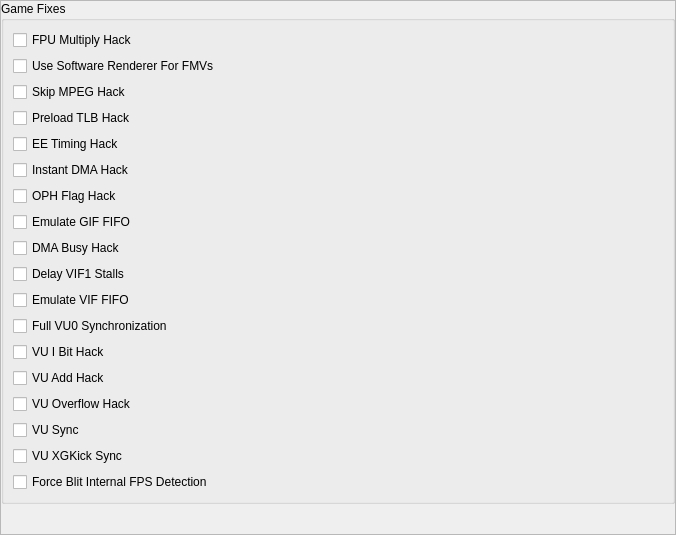
Old version of the form pcsx2-qt/Settings/GameFixSettingsWidget.ui in the repository PCSX2/pcsx2.
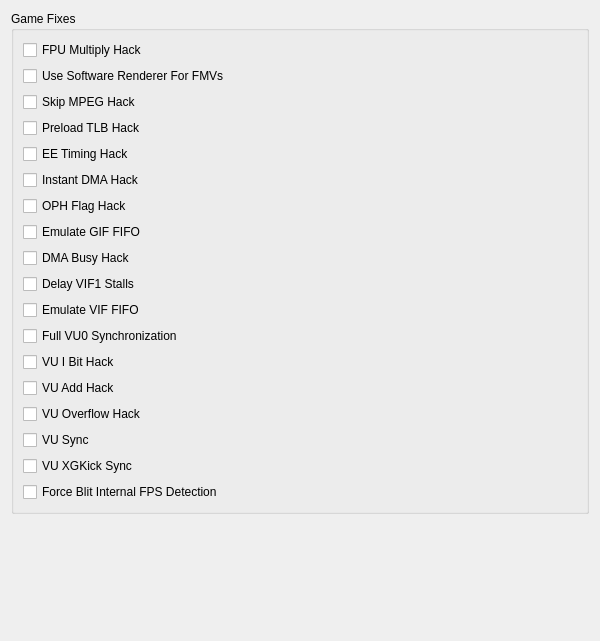
New version of the form.

Commit message: Qt: Refactor the remaining settings widgets

```diff
--- a/pcsx2-qt/Settings/GameFixSettingsWidget.ui
+++ b/pcsx2-qt/Settings/GameFixSettingsWidget.ui
@@ -6,50 +6,11 @@
    <rect>
     <x>0</x>
     <y>0</y>
-    <width>676</width>
-    <height>535</height>
+    <width>600</width>
+    <height>641</height>
    </rect>
   </property>
   <layout class="QVBoxLayout" name="verticalLayout_3">
-   <property name="leftMargin">
-    <number>0</number>
-   </property>
-   <property name="topMargin">
-    <number>0</number>
-   </property>
-   <property name="rightMargin">
-    <number>0</number>
-   </property>
-   <property name="bottomMargin">
-    <number>0</number>
-   </property>
-   <item>
-    <widget class="QScrollArea" name="scrollArea">
-     <property name="widgetResizable">
-      <bool>true</bool>
-     </property>
-     <widget class="QWidget" name="scrollAreaWidgetContents">
-      <property name="geometry">
-       <rect>
-        <x>0</x>
-        <y>0</y>
-        <width>674</width>
-        <height>533</height>
-       </rect>
-      </property>
-      <layout class="QVBoxLayout" name="verticalLayout">
-       <property name="leftMargin">
-        <number>0</number>
-       </property>
-       <property name="topMargin">
-        <number>0</number>
-       </property>
-       <property name="rightMargin">
-        <number>0</number>
-       </property>
-       <property name="bottomMargin">
-        <number>0</number>
-       </property>
        <item>
         <widget class="QGroupBox" name="groupBox">
          <property name="title">
@@ -197,10 +158,6 @@
           </size>
          </property>
         </spacer>
-       </item>
-      </layout>
-     </widget>
-    </widget>
    </item>
   </layout>
  </widget>
```
Lines whose indentation alone changed are shown as unchanged. The commit also changes 37 other files.
